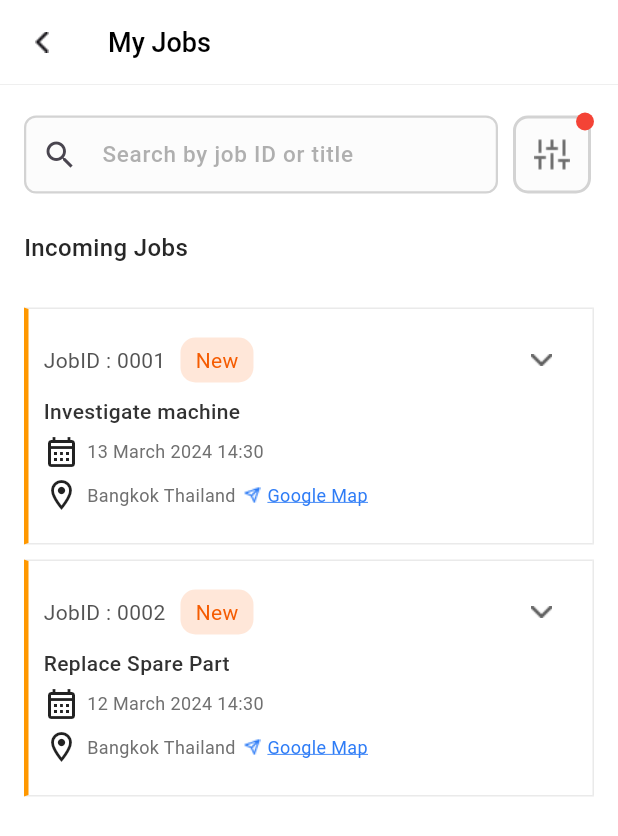
After one commit to pemtat/toyotaapp, a Flutter app: the screen it shows after launch, after a tap on "View All", on a phone screen of 412 x 824 dp. The commit adds this screen. Shown: the top 836 px of the screen. Run offline on Flutter 3.47's test engine with Material 3 defaults, Android fonts, the phone set to English and light mode, and no system bars; our stand-ins replace flutter_local_notifications, get, google_fonts, permission_handler, shared_preferences; Roboto replaces fonts that are missing (Kanit).

Commit message:
bottomnavbar

```diff
--- a/lib/Screen/Allticket/allticket_view.dart
+++ b/lib/Screen/Allticket/CompleteJobs/completejobs_view.dart
@@ -17,7 +17,7 @@ import 'package:flutter/material.dart';
 import 'package:get/get.dart';
 import 'package:toyotamobile/Widget/warranty_widget.dart';
 
-class AllTicketView extends StatelessWidget {
+class CompleteJobsView extends StatelessWidget {
   final HomeController jobController = Get.put(HomeController());
   final BottomBarController bottomController = Get.put(BottomBarController());
   final RxInt expandedIndex = (-1).obs;
@@ -124,7 +124,7 @@ class AllTicketView extends StatelessWidget {
             ),
             10.kH,
             JobTitle(
-              headerText: 'Incoming Jobs',
+              headerText: 'Complete Jobs',
               buttonText: '',
               buttonOnPressed: () {},
             ),
@@ -134,7 +134,7 @@ class AllTicketView extends StatelessWidget {
                 child: Obx(() {
                   final filteredJobs = jobController.jobList
                       .where((job) =>
-                          job.status == 'New' &&
+                          job.status == 'Completed' &&
                           (job.jobid.contains(searchQuery.value) ||
                               job.detail.contains(searchQuery.value)))
                       .toList();
@@ -163,7 +163,7 @@ class AllTicketView extends StatelessWidget {
                                     style: TextStyleList.detail1,
                                   ),
                                   10.wH,
-                                  StatusNewButton(),
+                                  StatusCompletedButton(),
                                   Spacer(),
                                   Obx(
                                     () => IconButton(
--- /dev/null
+++ b/lib/Screen/Allticket/NewJobs/newjobs_view.dart
@@ -0,0 +1,289 @@
+import 'package:flutter/widgets.dart';
+import 'package:toyotamobile/Models/home_model.dart';
+import 'package:toyotamobile/Screen/Bottombar/bottom_controller.dart';
+import 'package:toyotamobile/Screen/Bottombar/bottom_view.dart';
+import 'package:toyotamobile/Screen/JobDetail/jobdetail_view.dart';
+import 'package:toyotamobile/Screen/Home/home_controller.dart';
+import 'package:toyotamobile/Styles/boxdecoration.dart';
+import 'package:toyotamobile/Styles/margin.dart';
+import 'package:toyotamobile/Widget/icon_widget.dart';
+import 'package:toyotamobile/Widget/button_widget.dart';
+import 'package:toyotamobile/Widget/titleheader_widget.dart';
+import 'package:toyotamobile/Widget/checkstatus.dart';
+import 'package:toyotamobile/Widget/statusbutton_widget.dart';
+import 'package:toyotamobile/Styles/color.dart';
+import 'package:toyotamobile/Widget/sizedbox_widget.dart';
+import 'package:toyotamobile/Styles/text.dart';
+import 'package:flutter/material.dart';
+import 'package:get/get.dart';
+import 'package:toyotamobile/Widget/warranty_widget.dart';
+
+class NewJobsView extends StatelessWidget {
+  final HomeController jobController = Get.put(HomeController());
+  final BottomBarController bottomController = Get.put(BottomBarController());
+  final RxInt expandedIndex = (-1).obs;
+  final TextEditingController searchController = TextEditingController();
+  final RxString searchQuery = ''.obs;
+
+  @override
+  Widget build(BuildContext context) {
+    BottomBarView();
+    return WillPopScope(
+      onWillPop: () async => false,
+      child: Scaffold(
+        appBar: PreferredSize(
+          preferredSize: Size.fromHeight(60.0),
+          child: Column(
+            children: [
+              AppBar(
+                backgroundColor: buttontextcolor,
+                title: Text('My Jobs', style: TextStyleList.topbar),
+                leading: BackIcon(),
+              ),
+              Container(
+                height: 0.5,
+                color: border,
+              ),
+            ],
+          ),
+        ),
+        body: Column(
+          children: [
+            15.kH,
+            Container(
+              padding: EdgeInsets.symmetric(horizontal: PaddingApp),
+              child: Row(
+                children: [
+                  Expanded(
+                    child: TextField(
+                      controller: searchController,
+                      decoration: InputDecoration(
+                        hintText: 'Search by job ID or title',
+                        hintStyle: TextStyleList.detail5,
+                        filled: true,
+                        fillColor: search,
+                        prefixIcon: Icon(Icons.search),
+                        enabledBorder: OutlineInputBorder(
+                          borderRadius: BorderRadius.circular(8.0),
+                          borderSide: BorderSide(
+                            color: border2,
+                            width: 1.5,
+                          ),
+                        ),
+                        focusedBorder: OutlineInputBorder(
+                          borderRadius: BorderRadius.circular(8.0),
+                          borderSide: BorderSide(
+                            color: Colors.blue,
+                          ),
+                        ),
+                        contentPadding: EdgeInsets.symmetric(
+                            vertical: 14.0, horizontal: 19.0),
+                      ),
+                      onChanged: (value) {
+                        searchQuery.value = value;
+                      },
+                    ),
+                  ),
+                  8.wH,
+                  Stack(
+                    children: [
+                      Container(
+                        decoration: Decoration2(),
+                        margin: EdgeInsets.all(2),
+                        padding: EdgeInsets.all(0),
+                        child: IconButton(
+                          icon: Image.asset('assets/sliders.png'),
+                          onPressed: () {},
+                        ),
+                      ),
+                      Positioned(
+                        right: 0,
+                        top: 0,
+                        child: Container(
+                          padding: EdgeInsets.all(2),
+                          decoration: BoxDecoration(
+                            color: Colors.red,
+                            borderRadius: BorderRadius.circular(12),
+                          ),
+                          constraints: BoxConstraints(
+                            minWidth: 12,
+                            minHeight: 12,
+                          ),
+                          child: Text(
+                            '',
+                            style: TextStyle(
+                              color: Colors.white,
+                              fontSize: 2,
+                            ),
+                            textAlign: TextAlign.center,
+                          ),
+                        ),
+                      ),
+                    ],
+                  )
+                ],
+              ),
+            ),
+            10.kH,
+            JobTitle(
+              headerText: 'Incoming Jobs',
+              buttonText: '',
+              buttonOnPressed: () {},
+            ),
+            Expanded(
+              child: Padding(
+                padding: EdgeInsets.all(PaddingApp),
+                child: Obx(() {
+                  final filteredJobs = jobController.jobList
+                      .where((job) =>
+                          job.status == 'New' &&
+                          (job.jobid.contains(searchQuery.value) ||
+                              job.detail.contains(searchQuery.value)))
+                      .toList();
+                  if (filteredJobs.isEmpty) {
+                    return Center(child: Text('No new jobs available.'));
+                  }
+                  return ListView.builder(
+                    itemCount: filteredJobs.length,
+                    itemBuilder: (context, index) {
+                      Home job = filteredJobs[index];
+                      return InkWell(
+                        onTap: () {
+                          Get.to(() => TicketDetailPage());
+                        },
+                        child: Container(
+                          margin: EdgeInsets.only(bottom: 10),
+                          padding: EdgeInsets.all(10),
+                          decoration: CustomBoxDecoration(),
+                          child: Column(
+                            crossAxisAlignment: CrossAxisAlignment.start,
+                            children: [
+                              Row(
+                                children: [
+                                  Text(
+                                    'JobID : ${job.jobid}',
+                                    style: TextStyleList.detail1,
+                                  ),
+                                  10.wH,
+                                  StatusNewButton(),
+                                  Spacer(),
+                                  Obx(
+                                    () => IconButton(
+                                      icon: expandedIndex.value == index
+                                          ? Image.asset('assets/arrowup.png')
+                                          : Image.asset('assets/arrowdown.png'),
+                                      onPressed: () {
+                                        if (expandedIndex.value == index) {
+                                          expandedIndex.value = -1;
+                                        } else {
+                                          expandedIndex.value = index;
+                                        }
+                                      },
+                                    ),
+                                  )
+                                ],
+                              ),
+                              Text(
+                                job.detail,
+                                style: TextStyleList.detail2,
+                              ),
+                              SizedBox(height: 5),
+                              Row(
+                                children: [
+                                  Icon(Icons.calendar_month_outlined),
+                                  5.wH,
+                                  Text(
+                                    job.getFormattedDate(),
+                                    style: TextStyleList.detail3,
+                                  ),
+                                ],
+                              ),
+                              5.kH,
+                              Row(
+                                children: [
+                                  Icon(Icons.location_on_outlined),
+                                  5.wH,
+                                  Text(
+                                    job.location,
+                                    style: TextStyleList.detail3,
+                                  ),
+                                  5.wH,
+                                  Row(
+                                    children: [
+                                      GoogleMapButton(
+                                        onTap: () {},
+                                      )
+                                    ],
+                                  ),
+                                ],
+                              ),
+                              10.kH,
+                              Obx(() => expandedIndex.value == index
+                                  ? Padding(
+                                      padding: EdgeInsets.only(top: 10.0),
+                                      child: Column(
+                                        crossAxisAlignment:
+                                            CrossAxisAlignment.start,
+                                        children: [
+                                          Container(
+                                            height: 0.5,
+                                            color: Color(0xFFEAEAEA),
+                                          ),
+                                          10.kH,
+                                          Text(
+                                            'Ticket ID #${job.ticketid}',
+                                            style: TextStyleList.detail1,
+                                          ),
+                                          5.kH,
+                                          Text(
+                                            job.problem,
+                                            style: TextStyleList.detail2,
+                                          ),
+                                          5.kH,
+                                          Container(
+                                            padding: EdgeInsets.all(10),
+                                            decoration: Decoration2(),
+                                            child: Column(
+                                              children: [
+                                                WarrantyInfo(
+                                                  title: "Name/Model",
+                                                  value: "UBRE200H2-TH-7500",
+                                                ),
+                                                3.kH,
+                                                WarrantyInfo(
+                                                  title: "Serial Number",
+                                                  value: "6963131",
+                                                ),
+                                                3.kH,
+                                                WarrantyInfo(
+                                                  title: "Warranty Status",
+                                                  value: '',
+                                                  trailing: CheckStatus(
+                                                    imagePath:
+                                                        'assets/pass.png',
+                                                    text: 'Active',
+                                                    textColor: pass,
+                                                  ),
+                                                ),
+                                              ],
+                                            ),
+                                          ),
+                                        ],
+                                      ),
+                                    )
+                                  : Container())
+                            ],
+                          ),
+                        ),
+                      );
+                    },
+                  );
+                }),
+              ),
+            ),
+          ],
+        ),
+      ),
+    );
+  }
+}
--- a/lib/Screen/Bottombar/bottom_controller.dart
+++ b/lib/Screen/Bottombar/bottom_controller.dart
@@ -7,22 +7,6 @@ import 'package:shared_preferences/shared_preferences.dart';
 class BottomBarController extends GetxController {
   var currentIndex = 0.obs;
   var hasNotification = false.obs;
-
-  Future<void> handleTap(int index) async {
-    switch (index) {
-      case 0:
-        Get.offAll(() => HomeView());
-        break;
-      case 3:
-        Get.offAll(() => NotificationView());
-        await clearNotification();
-        break;
-      case 2:
-        Get.offAll(() => CalenderView());
-        break;
-    }
-    currentIndex.value = index;
-  }
 
   Future<bool> checkNotification() async {
     SharedPreferences prefs = await SharedPreferences.getInstance();
--- a/lib/Screen/Bottombar/bottom_view.dart
+++ b/lib/Screen/Bottombar/bottom_view.dart
@@ -1,25 +1,43 @@
 import 'package:google_fonts/google_fonts.dart';
+import 'package:toyotamobile/Screen/Allticket/NewJobs/newjobs_view.dart';
 import 'package:toyotamobile/Screen/Bottombar/bottom_controller.dart';
 import 'package:flutter/material.dart';
 import 'package:get/get.dart';
+import 'package:toyotamobile/Screen/Home/home_view.dart';
+import 'package:toyotamobile/Screen/Notification/notification_view.dart';
+import 'package:toyotamobile/main.dart';
 
 class BottomBarView extends StatelessWidget {
-  final int currentIndex;
-  final Function(int) onTap;
-
-  BottomBarView({required this.currentIndex, required this.onTap});
+  final PageController _pageController = PageController();
+  final List<Widget> _pages = [HomeView(), NewJobsView(), NotificationView()];
 
   @override
   Widget build(BuildContext context) {
     final BottomBarController controller = Get.put(BottomBarController());
-    return Obx(() => BottomNavigationBar(
-          currentIndex: currentIndex,
-          onTap: onTap,
+    return Scaffold(
+      body: PageView(
+        controller: _pageController,
+        children: _pages,
+        onPageChanged: (index) {
+          controller.currentIndex.value = index;
+        },
+      ),
+      bottomNavigationBar: Obx(() => BottomNavigationBar(
+            currentIndex: controller.currentIndex.value,
+            onTap: (index) {
+              _pageController.animateToPage(
+                index,
+                duration: Duration(milliseconds: 300),
+                curve: Curves.easeInOut,
+              );
+              controller.currentIndex.value = index;
+            },
             type: BottomNavigationBarType.fixed,
             selectedFontSize: 12,
             unselectedFontSize: 12,
             selectedLabelStyle: GoogleFonts.kanit(fontWeight: FontWeight.w400),
-          unselectedLabelStyle: GoogleFonts.kanit(fontWeight: FontWeight.w400),
+            unselectedLabelStyle:
+                GoogleFonts.kanit(fontWeight: FontWeight.w400),
             selectedItemColor: Colors.red,
             unselectedItemColor: Colors.grey,
             items: [
@@ -29,11 +47,11 @@ class BottomBarView extends StatelessWidget {
               ),
               BottomNavigationBarItem(
                 icon: Icon(Icons.airplane_ticket),
-              label: 'Ticket ',
+                label: 'Ticket',
               ),
               BottomNavigationBarItem(
                 icon: Icon(Icons.calendar_today_outlined),
-              label: 'Calender',
+                label: 'Calendar',
               ),
               BottomNavigationBarItem(
                 icon: Stack(
@@ -64,6 +82,7 @@ class BottomBarView extends StatelessWidget {
                 label: 'Account',
               ),
             ],
-        ));
+          )),
+    );
   }
 }
--- a/lib/Screen/Fillform/adddetail/rcode_controller.dart
+++ b/lib/Screen/Fillform/adddetail/rcode_controller.dart
@@ -50,7 +50,7 @@ class RcodeController extends GetxController {
             );
           },
         ),
-        Spacer(),
+        8.kH,
         EndButton(onPressed: () {}, text: 'Confirm')
       ],
     ).showModal(context);
--- a/lib/Screen/Home/home_view.dart
+++ b/lib/Screen/Home/home_view.dart
@@ -1,7 +1,8 @@
 import 'package:flutter/widgets.dart';
+import 'package:toyotamobile/Screen/Allticket/CompleteJobs/completejobs_view.dart';
 import 'package:toyotamobile/Screen/Bottombar/bottom_controller.dart';
 import 'package:toyotamobile/Screen/Bottombar/bottom_view.dart';
-import 'package:toyotamobile/Screen/Allticket/allticket_view.dart';
+import 'package:toyotamobile/Screen/Allticket/NewJobs/newjobs_view.dart';
 import 'package:toyotamobile/Styles/boxdecoration.dart';
 import 'package:toyotamobile/Styles/margin.dart';
 import 'package:toyotamobile/Widget/button_widget.dart';
@@ -82,7 +83,7 @@ class HomeView extends StatelessWidget {
                 headerText: 'Incoming Jobs',
                 buttonText: 'View All',
                 buttonOnPressed: () {
-                  Get.to(() => AllTicketView());
+                  Get.to(() => NewJobsView());
                 },
               ),
               Padding(
@@ -223,7 +224,9 @@ class HomeView extends StatelessWidget {
               JobTitle(
                 headerText: 'Completed Jobs',
                 buttonText: 'View All',
-                buttonOnPressed: () {},
+                buttonOnPressed: () {
+                  Get.to(() => CompleteJobsView());
+                },
               ),
               Padding(
                 padding: EdgeInsets.all(PaddingApp),
@@ -249,7 +252,7 @@ class HomeView extends StatelessWidget {
                               style: TextStyleList.detail1,
                             ),
                             10.wH,
-                            StatusNewButton(),
+                            StatusCompletedButton(),
                             Spacer(),
                             Obx(
                               () => IconButton(
@@ -363,12 +366,6 @@ class HomeView extends StatelessWidget {
             ],
           ),
         ),
-        bottomNavigationBar: BottomBarView(
-          currentIndex: 0,
-          onTap: (index) {
-            bottomController.handleTap(index);
-          },
-        ),
       ),
     );
   }
--- a/lib/Screen/Notification/notification_view.dart
+++ b/lib/Screen/Notification/notification_view.dart
@@ -9,19 +9,13 @@ class NotificationView extends StatelessWidget {
   @override
   Widget build(BuildContext context) {
     final BottomBarController controller = Get.put(BottomBarController());
-
+    BottomBarView();
     return Scaffold(
       appBar: AppBar(
         centerTitle: true,
         title: Text('แจ้งเตือน'),
       ),
       body: Container(),
-      bottomNavigationBar: BottomBarView(
-        currentIndex: 3,
-        onTap: (index) {
-          controller.handleTap(index);
-        },
-      ),
     );
   }
 }
--- a/lib/Widget/showmodel_widget.dart
+++ b/lib/Widget/showmodel_widget.dart
@@ -16,6 +16,7 @@ class ShowModalWidget extends StatelessWidget {
       padding: EdgeInsets.all(paddingCustom ?? 16),
       color: Colors.white,
       child: Column(
+        mainAxisSize: MainAxisSize.min,
         children: children ?? [],
       ),
     );
@@ -24,7 +25,7 @@ class ShowModalWidget extends StatelessWidget {
   void showModal(BuildContext context) {
     showModalBottomSheet(
       context: context,
-      builder: (context) => this, // Return the widget directly
+      builder: (context) => this,
     );
   }
 }
--- a/lib/Widget/statusbutton_widget.dart
+++ b/lib/Widget/statusbutton_widget.dart
@@ -32,10 +32,10 @@ class StatusCompletedButton extends StatelessWidget {
       ),
       child: Text(
         "Completed",
-        style: TextStyle(
+        style: GoogleFonts.kanit(
             color: Color(0xff656565),
-            fontSize: 17,
-            fontWeight: FontWeight.w500),
+            fontSize: 14,
+            fontWeight: FontWeight.w400),
       ),
     );
   }
@@ -52,10 +52,10 @@ class StatusMaintenanceButton extends StatelessWidget {
       ),
       child: Text(
         "Maintenance",
-        style: TextStyle(
+        style: GoogleFonts.kanit(
             color: Color(0xff656565),
-            fontSize: 17,
-            fontWeight: FontWeight.w500),
+            fontSize: 14,
+            fontWeight: FontWeight.w400),
       ),
     );
   }
--- a/lib/main.dart
+++ b/lib/main.dart
@@ -1,3 +1,4 @@
+import 'package:toyotamobile/Screen/Bottombar/bottom_view.dart';
 import 'package:toyotamobile/Screen/Home/home_view.dart';
 import 'package:toyotamobile/Service/notification.dart';
 import 'package:flutter/material.dart';
@@ -15,7 +16,7 @@ void main() async {
 
 Future<Widget> getHomeWidget(SharedPreferences prefs) async {
   String? getStr = prefs.getString('user_id');
-  return getStr != "" ? HomeView() : LoginView();
+  return getStr != "" ? BottomBarView() : LoginView();
 }
 
 class MyApp extends StatelessWidget {
```
Also changed, not shown: lib/Screen/Allticket/CompleteJobs/completejobs_controller.dart (added), lib/Screen/Allticket/NewJobs/newjobs_controller.dart (added). Lines whose indentation alone changed are shown as unchanged.
